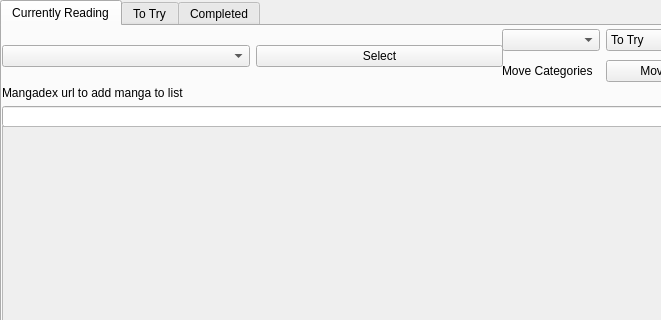
ynjason/personal-mangadex-list, file gui.ui: the form before one commit; both pictures show x 0 to 661 and y 0 to 320 of the 804 by 626 pixel window.
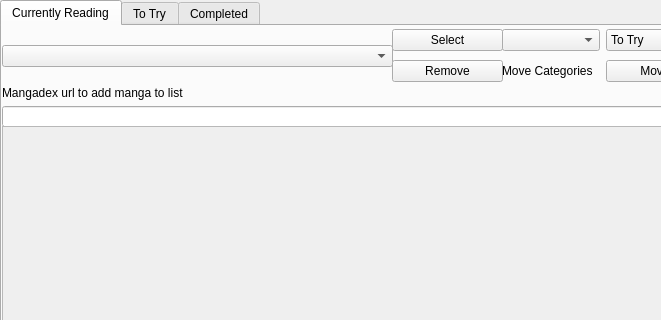
The form after the commit. The open tabs and pages were chosen to show the change.

Commit message: added remove button

The edit to the form file:
```diff
--- a/gui.ui
+++ b/gui.ui
@@ -80,7 +80,7 @@
        <rect>
         <x>0</x>
         <y>0</y>
-        <width>501</width>
+        <width>391</width>
         <height>61</height>
        </rect>
       </property>
@@ -88,13 +88,6 @@
        <item>
         <widget class="QComboBox" name="Mangaselect_1"/>
        </item>
-       <item>
-        <widget class="QPushButton" name="Select_1">
-         <property name="text">
-          <string>Select</string>
-         </property>
-        </widget>
-       </item>
       </layout>
      </widget>
      <widget class="QWidget" name="gridLayoutWidget_5">
@@ -169,6 +162,32 @@
        </item>
       </layout>
      </widget>
+     <widget class="QWidget" name="verticalLayoutWidget_7">
+      <property name="geometry">
+       <rect>
+        <x>390</x>
+        <y>0</y>
+        <width>111</width>
+        <height>61</height>
+       </rect>
+      </property>
+      <layout class="QVBoxLayout" name="verticalLayout_4">
+       <item>
+        <widget class="QPushButton" name="Select_1">
+         <property name="text">
+          <string>Select</string>
+         </property>
+        </widget>
+       </item>
+       <item>
+        <widget class="QPushButton" name="Remove_1">
+         <property name="text">
+          <string>Remove</string>
+         </property>
+        </widget>
+       </item>
+      </layout>
+     </widget>
     </widget>
     <widget class="QWidget" name="ToTry">
      <attribute name="title">
```
Left out of the diff: 72 changed lines with no effect on the pictures. The commit also changes 4 other files.
